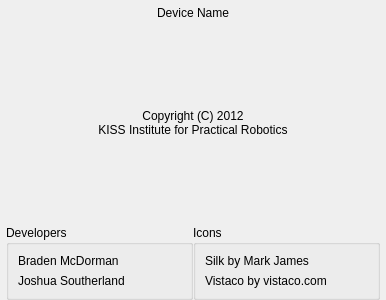
This is ui/AboutWidget.ui in kipr/botui as Qt 5 draws it before an edit. The edited form follows.
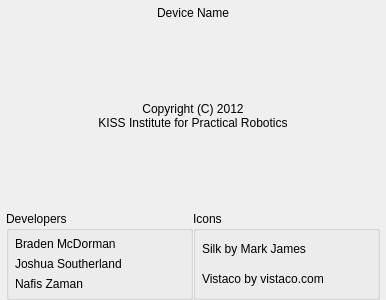
This is the edited form.

```diff
--- a/ui/AboutWidget.ui
+++ b/ui/AboutWidget.ui
@@ -96,6 +96,9 @@
         <string>Developers</string>
        </property>
        <layout class="QVBoxLayout" name="verticalLayout_2">
+        <property name="margin">
+         <number>6</number>
+        </property>
         <item>
          <widget class="QLabel" name="label">
           <property name="text">
@@ -110,6 +113,13 @@
           </property>
          </widget>
         </item>
+        <item>
+         <widget class="QLabel" name="label_7">
+          <property name="text">
+           <string>Nafis Zaman</string>
+          </property>
+         </widget>
+        </item>
        </layout>
       </widget>
      </item>
@@ -119,6 +129,9 @@
         <string>Icons</string>
        </property>
        <layout class="QVBoxLayout" name="verticalLayout_3">
+        <property name="margin">
+         <number>6</number>
+        </property>
         <item>
          <widget class="QLabel" name="label_3">
           <property name="text">
```
